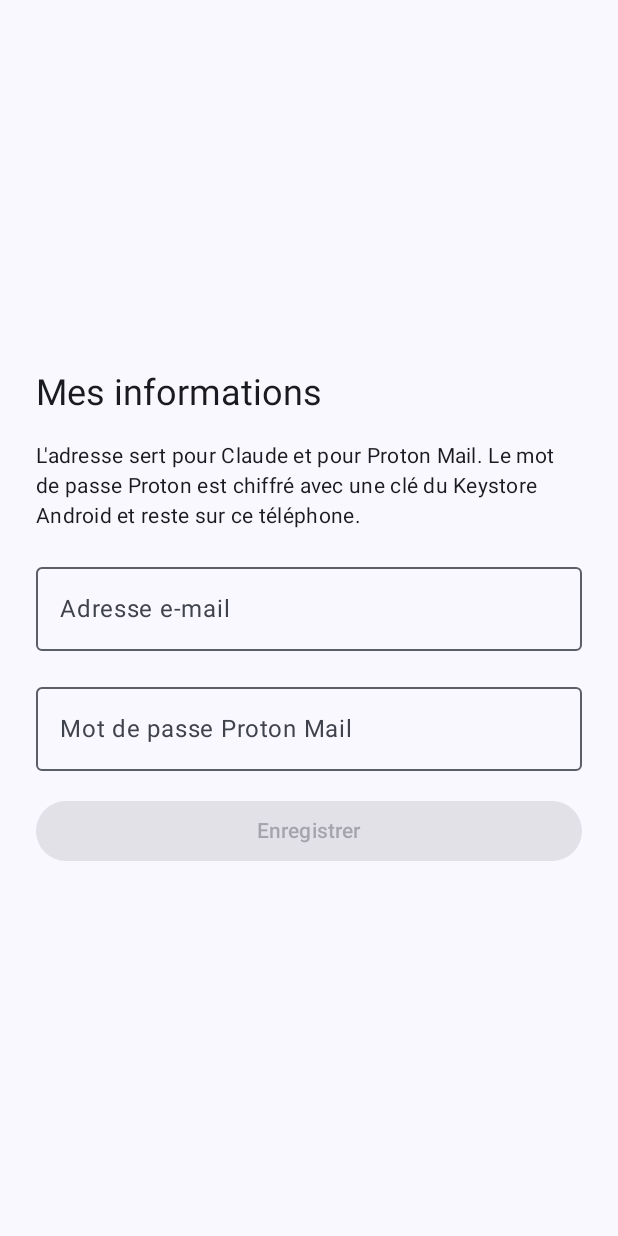
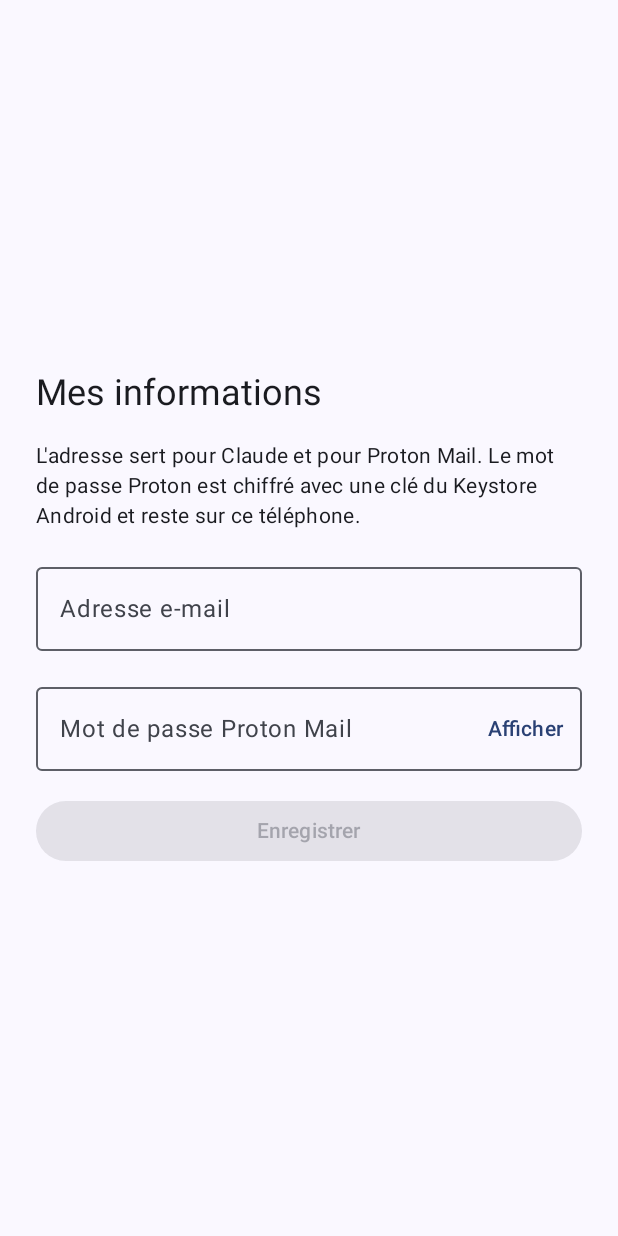
Before and after one commit to demoskratos14/connexionclaude, an Android app built with Jetpack Compose: the screen it shows after launch (MainActivity), on a phone screen of 412 x 824 dp. Run offline under Robolectric (Android 15) with nearby library versions, the phone set to English and light mode, and no system bars; pictures from the network do not load.

Commit message:
Add files via upload

```diff
--- a/app/src/main/java/com/aventure/connexion/ConnexionApp.kt
+++ b/app/src/main/java/com/aventure/connexion/ConnexionApp.kt
@@ -36,6 +36,7 @@ import androidx.compose.ui.platform.LocalContext
 import androidx.compose.ui.res.stringResource
 import androidx.compose.ui.text.input.KeyboardType
 import androidx.compose.ui.text.input.PasswordVisualTransformation
+import androidx.compose.ui.text.input.VisualTransformation
 import androidx.compose.ui.unit.dp
 import androidx.compose.ui.viewinterop.AndroidView
 
@@ -108,6 +109,7 @@ private fun SetupScreen(
 ) {
     var email by remember { mutableStateOf(initial?.email.orEmpty()) }
     var password by remember { mutableStateOf(initial?.password.orEmpty()) }
+    var showPassword by remember { mutableStateOf(false) }
 
     Column(
         modifier = Modifier
@@ -131,7 +133,16 @@ private fun SetupScreen(
             onValueChange = { password = it },
             label = { Text(stringResource(R.string.password_label)) },
             singleLine = true,
-            visualTransformation = PasswordVisualTransformation(),
+            visualTransformation = if (showPassword) {
+                VisualTransformation.None
+            } else {
+                PasswordVisualTransformation()
+            },
+            trailingIcon = {
+                TextButton(onClick = { showPassword = !showPassword }) {
+                    Text(stringResource(if (showPassword) R.string.hide_password else R.string.show_password))
+                }
+            },
             keyboardOptions = KeyboardOptions(keyboardType = KeyboardType.Password),
             modifier = Modifier.fillMaxWidth(),
         )
@@ -195,12 +206,19 @@ private fun BrowserScreen(credentials: Credentials, onClose: () -> Unit) {
             AndroidView(
                 factory = { session.claudeView },
                 modifier = Modifier.fillMaxSize(),
-                update = { it.visibility = if (selected == 0) View.VISIBLE else View.GONE },
+                update = { it.visibility = if (selected == 0) View.VISIBLE else View.INVISIBLE },
             )
             AndroidView(
                 factory = { session.mailView },
                 modifier = Modifier.fillMaxSize(),
-                update = { it.visibility = if (selected == 1) View.VISIBLE else View.GONE },
+                update = {
+                    it.visibility = if (selected == 1) View.VISIBLE else View.INVISIBLE
+                    // Proton Mail calcule la hauteur de sa liste de messages à partir de la taille de la page :
+                    // on lui signale que la taille a changé quand l'onglet s'affiche.
+                    if (selected == 1) {
+                        it.evaluateJavascript("window.dispatchEvent(new Event('resize'));", null)
+                    }
+                },
             )
         }
     }
--- a/app/src/main/res/values/strings.xml
+++ b/app/src/main/res/values/strings.xml
@@ -10,6 +10,8 @@
     <string name="setup_note">L\'adresse sert pour Claude et pour Proton Mail. Le mot de passe Proton est chiffré avec une clé du Keystore Android et reste sur ce téléphone.</string>
     <string name="email_label">Adresse e-mail</string>
     <string name="password_label">Mot de passe Proton Mail</string>
+    <string name="show_password">Afficher</string>
+    <string name="hide_password">Masquer</string>
     <string name="save">Enregistrer</string>
     <string name="cancel">Annuler</string>
 
```
